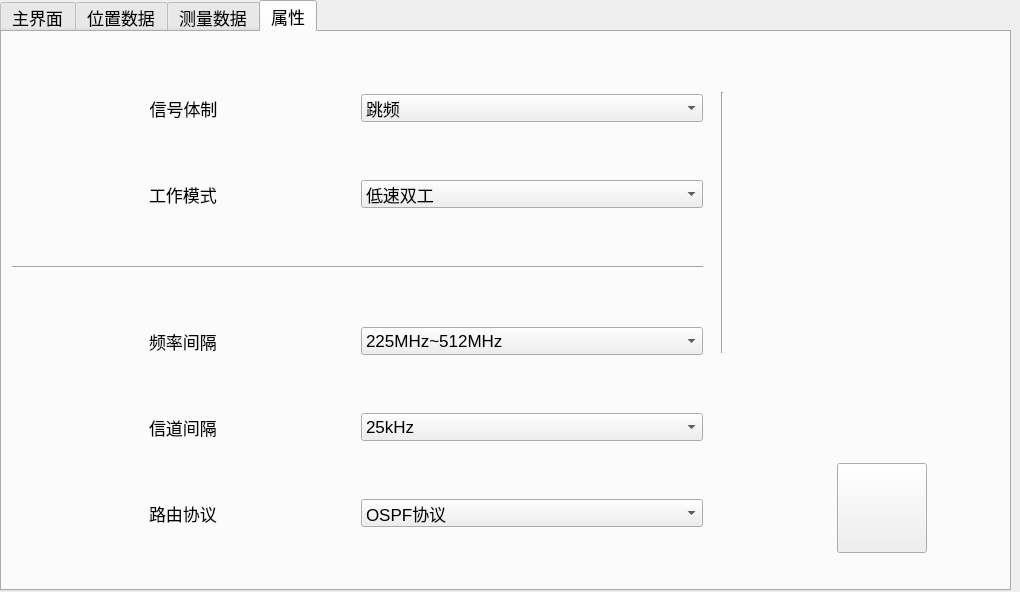
First picture: the form in UI/mainWindow.ui, repository 413180794/EPLRS_station, before the edit.
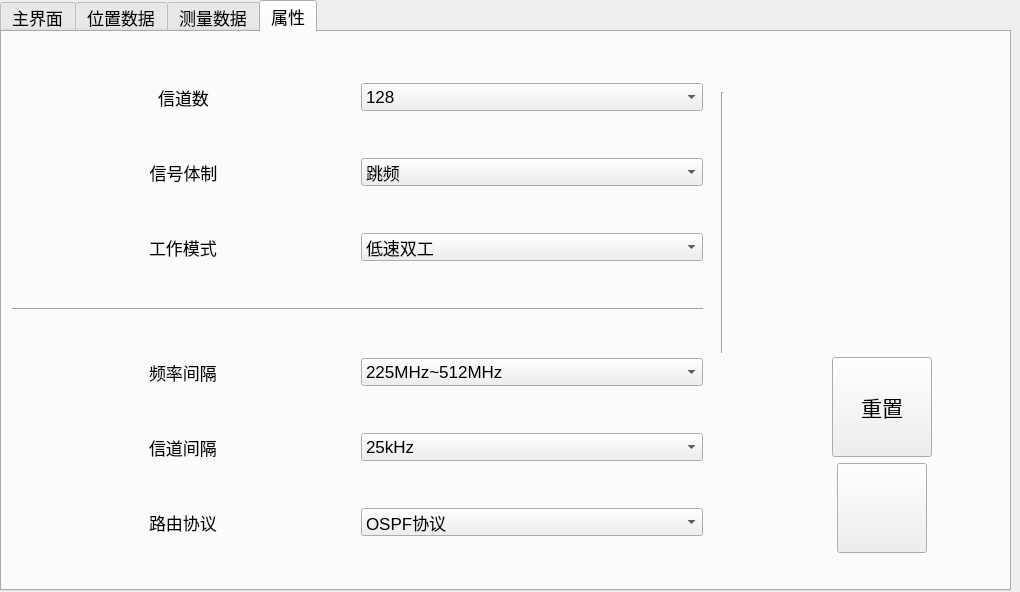
Second picture: the form after the edit. The open tabs and pages were chosen to show the change. Icons and pictures are not drawn.

Patch:
```diff
--- a/UI/mainWindow.ui
+++ b/UI/mainWindow.ui
@@ -704,6 +704,32 @@
        </rect>
       </property>
       <layout class="QVBoxLayout" name="verticalLayout">
+       <item>
+        <layout class="QHBoxLayout" name="horizontalLayout_10">
+         <item>
+          <widget class="QLabel" name="_signal_number_label">
+           <property name="autoFillBackground">
+            <bool>false</bool>
+           </property>
+           <property name="text">
+            <string>信道数</string>
+           </property>
+           <property name="alignment">
+            <set>Qt::AlignCenter</set>
+           </property>
+          </widget>
+         </item>
+         <item>
+          <widget class="QComboBox" name="signal_number_combox">
+           <item>
+            <property name="text">
+             <string>128</string>
+            </property>
+           </item>
+          </widget>
+         </item>
+        </layout>
+       </item>
        <item>
         <layout class="QHBoxLayout" name="horizontalLayout_5">
          <item>
@@ -890,6 +916,43 @@
          </property>
         </spacer>
        </item>
+       <item>
+        <layout class="QHBoxLayout" name="horizontalLayout_16">
+         <item>
+          <widget class="QPushButton" name="reset_button">
+           <property name="sizePolicy">
+            <sizepolicy hsizetype="Fixed" vsizetype="Fixed">
+             <horstretch>0</horstretch>
+             <verstretch>0</verstretch>
+            </sizepolicy>
+           </property>
+           <property name="minimumSize">
+            <size>
+             <width>100</width>
+             <height>100</height>
+            </size>
+           </property>
+           <property name="font">
+            <font>
+             <pointsize>16</pointsize>
+            </font>
+           </property>
+           <property name="styleSheet">
+            <string notr="true"/>
+           </property>
+           <property name="text">
+            <string>重置</string>
+           </property>
+           <property name="iconSize">
+            <size>
+             <width>90</width>
+             <height>90</height>
+            </size>
+           </property>
+          </widget>
+         </item>
+        </layout>
+       </item>
        <item>
         <layout class="QHBoxLayout" name="horizontalLayout">
          <item>
```
Left out of the diff: 2 changed lines with no effect on the pictures.
